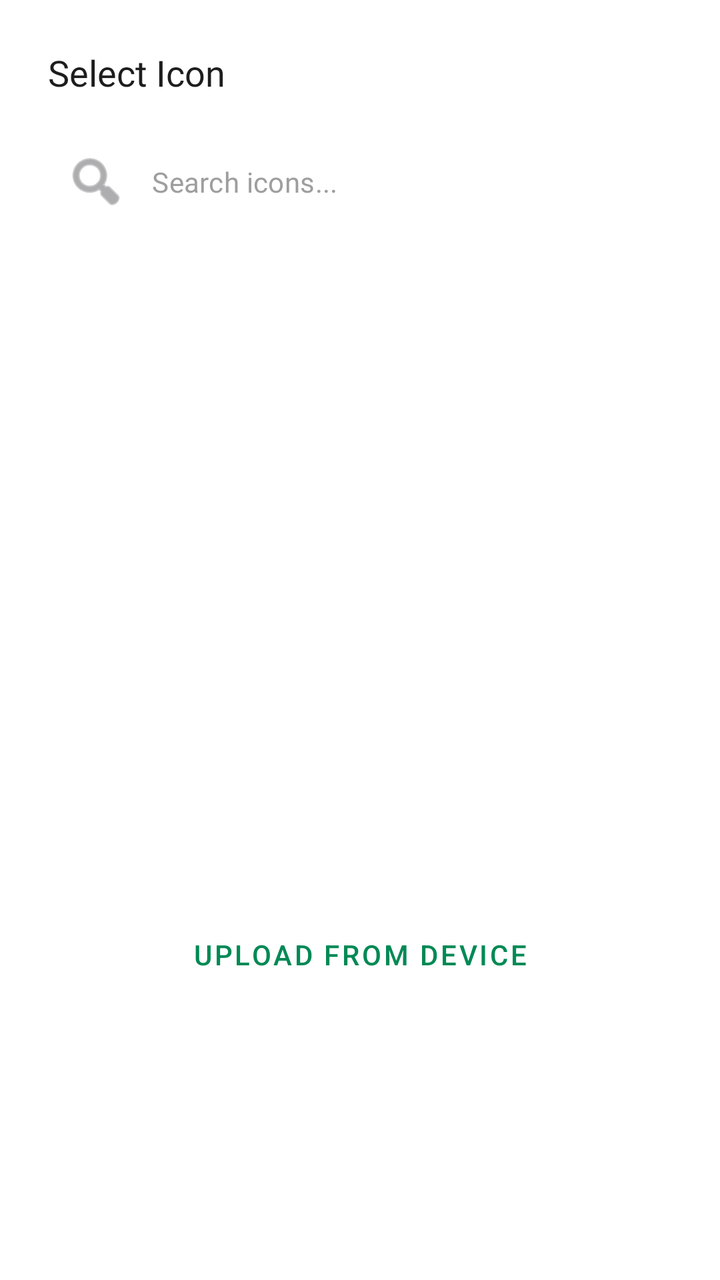
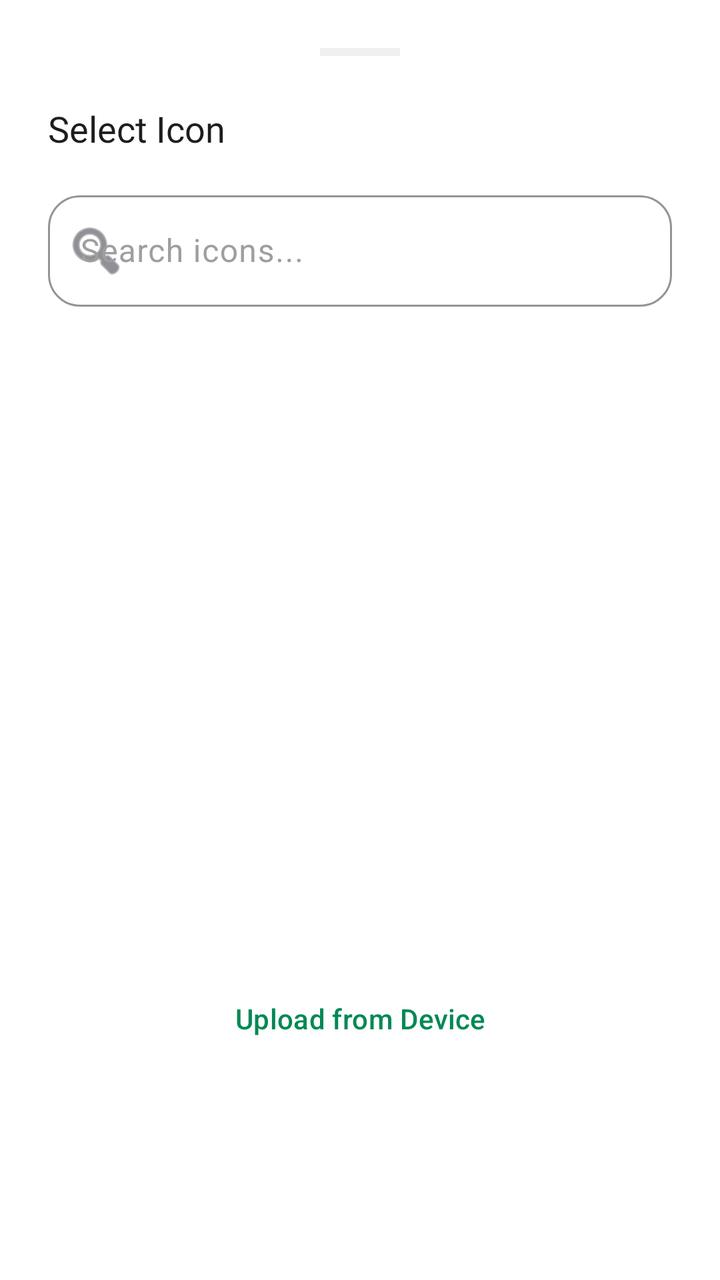

The first picture is an Android layout as it rendered before a commit; the second is the same layout after the commit. The layout source and the unified diff follow.
<!-- AndroidManifest.xml: application theme Theme.Carti -->
<!-- res/layout/dialog_icon_picker.xml -->
<?xml version="1.0" encoding="utf-8"?>
<androidx.constraintlayout.widget.ConstraintLayout xmlns:android="http://schemas.android.com/apk/res/android"
    xmlns:app="http://schemas.android.com/apk/res-auto"
    xmlns:tools="http://schemas.android.com/tools"
    android:layout_width="match_parent"
    android:layout_height="wrap_content"
    android:background="@drawable/bg_bottom_sheet"
    android:padding="@dimen/spacing_large">

    <TextView
        android:id="@+id/tvTitle"
        style="@style/CartiHeader"
        android:layout_width="wrap_content"
        android:layout_height="wrap_content"
        android:text="@string/label_select_icon"
        android:textSize="@dimen/text_size_header"
        app:layout_constraintStart_toStartOf="parent"
        app:layout_constraintTop_toTopOf="parent" />

    <com.google.android.material.textfield.TextInputLayout
        android:id="@+id/tilSearch"
        style="@style/Widget.MaterialComponents.TextInputLayout.OutlinedBox"
        android:layout_width="match_parent"
        android:layout_height="wrap_content"
        android:layout_marginTop="@dimen/spacing_medium"
        app:boxCornerRadiusBottomEnd="@dimen/radius_medium"
        app:boxCornerRadiusBottomStart="@dimen/radius_medium"
        app:boxCornerRadiusTopEnd="@dimen/radius_medium"
        app:boxCornerRadiusTopStart="@dimen/radius_medium"
        app:hintEnabled="false"
        app:layout_constraintTop_toBottomOf="@id/tvTitle"
        app:startIconDrawable="@android:drawable/ic_menu_search">

        <com.google.android.material.textfield.TextInputEditText
            android:id="@+id/etSearch"
            style="@style/CartiEditText"
            android:layout_width="match_parent"
            android:layout_height="wrap_content"
            android:hint="@string/hint_search_icons"
            android:inputType="text"
            android:textSize="@dimen/text_size_body" />

    </com.google.android.material.textfield.TextInputLayout>

    <androidx.recyclerview.widget.RecyclerView
        android:id="@+id/rvIcons"
        android:layout_width="match_parent"
        android:layout_height="300dp"
        android:layout_marginTop="@dimen/spacing_medium"
        app:layout_constraintTop_toBottomOf="@id/tilSearch"
        tools:listitem="@layout/item_icon_choice" />

    <com.google.android.material.button.MaterialButton
        android:id="@+id/btnUploadCustom"
        style="@style/Widget.MaterialComponents.Button.TextButton"
        android:layout_width="match_parent"
        android:layout_height="@dimen/button_height_standard"
        android:layout_marginTop="@dimen/spacing_medium"
        android:text="@string/label_upload_device"
        android:textColor="@color/carti_primary_green"
        app:layout_constraintTop_toBottomOf="@id/rvIcons" />

</androidx.constraintlayout.widget.ConstraintLayout>
<!-- res/layout/item_icon_choice.xml (included above) -->
<?xml version="1.0" encoding="utf-8"?>
<com.google.android.material.card.MaterialCardView xmlns:android="http://schemas.android.com/apk/res/android"
    xmlns:app="http://schemas.android.com/apk/res-auto"
    android:layout_width="wrap_content"
    android:layout_height="wrap_content"
    android:layout_margin="@dimen/spacing_xs"
    android:clickable="true"
    android:focusable="true"
    app:cardBackgroundColor="@android:color/transparent"
    app:cardCornerRadius="@dimen/radius_medium"
    app:cardElevation="0dp"
    app:strokeColor="@color/card_border"
    app:strokeWidth="@dimen/stroke_width_thin">

    <ImageView
        android:id="@+id/ivIcon"
        android:layout_width="@dimen/spacing_xxl"
        android:layout_height="@dimen/spacing_xxl"
        android:padding="@dimen/radius_medium"
        android:scaleType="centerInside"
        android:contentDescription="@null"
        app:tint="@color/text_secondary" />

</com.google.android.material.card.MaterialCardView>
<!-- resources referenced by this layout -->
<resources>
  <color name="card_border">#F0F0F0</color>
  <color name="carti_primary_green">#008955</color>
  <color name="text_secondary">#757575</color>
  <dimen name="button_height_standard">56dp</dimen>
  <dimen name="radius_medium">12dp</dimen>
  <dimen name="spacing_large">24dp</dimen>
  <dimen name="spacing_medium">16dp</dimen>
  <dimen name="spacing_xs">4dp</dimen>
  <dimen name="spacing_xxl">48dp</dimen>
  <dimen name="stroke_width_thin">1dp</dimen>
  <dimen name="text_size_body">14sp</dimen>
  <dimen name="text_size_header">18sp</dimen>
  <!-- drawable bg_bottom_sheet (drawable) -->
  <?xml version="1.0" encoding="utf-8"?>
  <shape xmlns:android="http://schemas.android.com/apk/res/android"
      android:shape="rectangle">
      <solid android:color="@color/white" />
      <corners
          android:topLeftRadius="24dp"
          android:topRightRadius="24dp" />
  </shape>
  <string name="hint_search_icons">Search icons...</string>
  <string name="label_select_icon">Select Icon</string>
  <string name="label_upload_device">Upload from Device</string>
  <style name="CartiEditText">
          <item name="android:layout_height">@dimen/input_height_standard</item>
          <item name="android:paddingHorizontal">@dimen/spacing_medium</item>
          <item name="android:background">@android:color/transparent</item>
          <item name="android:fontFamily">@font/plus_jakarta_sans_medium</item>
          <item name="android:textColor">@color/text_primary</item>
          <item name="android:textColorHint">@color/text_tertiary</item>
          <item name="android:textSize">@dimen/text_size_body_large</item>
      </style>
  <style name="CartiHeader">
          <item name="android:fontFamily">@font/plus_jakarta_sans_bold</item>
          <item name="android:textColor">@color/text_primary</item>
          <item name="android:textSize">@dimen/text_size_header</item>
      </style>
  <style name="Theme.Carti" parent="Base.Theme.Carti" />
  <color name="white">#FFFFFFFF</color>
  <dimen name="input_height_standard">52dp</dimen>
  <color name="text_primary">#1D1D1D</color>
  <color name="text_tertiary">#9E9E9E</color>
  <dimen name="text_size_body_large">15sp</dimen>
  <style name="Base.Theme.Carti" parent="Theme.Material3.DayNight.NoActionBar">
          <item name="colorPrimary">@color/carti_primary_green</item>
          <item name="android:windowBackground">@color/white</item>
          <item name="android:statusBarColor">@color/white</item>
          <item name="android:windowLightStatusBar" tools:targetApi="m">true</item>
          <item name="android:navigationBarColor">@color/white</item>
      </style>
</resources>

<!-- the commit's change to res/layout/dialog_icon_picker.xml (unified diff, before → after) -->
@@ -1,44 +1,41 @@
 <?xml version="1.0" encoding="utf-8"?>
-<androidx.constraintlayout.widget.ConstraintLayout xmlns:android="http://schemas.android.com/apk/res/android"
+<LinearLayout xmlns:android="http://schemas.android.com/apk/res/android"
     xmlns:app="http://schemas.android.com/apk/res-auto"
     xmlns:tools="http://schemas.android.com/tools"
     android:layout_width="match_parent"
     android:layout_height="wrap_content"
-    android:background="@drawable/bg_bottom_sheet"
+    android:background="@drawable/bg_bottom_sheet_white"
+    android:orientation="vertical"
     android:padding="@dimen/spacing_large">
+
+    <View
+        android:layout_width="@dimen/handle_width"
+        android:layout_height="@dimen/handle_height"
+        android:layout_gravity="center_horizontal"
+        android:layout_marginBottom="@dimen/spacing_large"
+        android:background="@color/border_subtle" />
 
     <TextView
         android:id="@+id/tvTitle"
         style="@style/CartiHeader"
         android:layout_width="wrap_content"
         android:layout_height="wrap_content"
-        android:text="@string/label_select_icon"
-        android:textSize="@dimen/text_size_header"
-        app:layout_constraintStart_toStartOf="parent"
-        app:layout_constraintTop_toTopOf="parent" />
+        android:text="@string/label_select_icon" />
 
     <com.google.android.material.textfield.TextInputLayout
         android:id="@+id/tilSearch"
-        style="@style/Widget.MaterialComponents.TextInputLayout.OutlinedBox"
+        style="@style/CartiInputLayout"
         android:layout_width="match_parent"
         android:layout_height="wrap_content"
         android:layout_marginTop="@dimen/spacing_medium"
-        app:boxCornerRadiusBottomEnd="@dimen/radius_medium"
-        app:boxCornerRadiusBottomStart="@dimen/radius_medium"
-        app:boxCornerRadiusTopEnd="@dimen/radius_medium"
-        app:boxCornerRadiusTopStart="@dimen/radius_medium"
-        app:hintEnabled="false"
-        app:layout_constraintTop_toBottomOf="@id/tvTitle"
         app:startIconDrawable="@android:drawable/ic_menu_search">
 
         <com.google.android.material.textfield.TextInputEditText
             android:id="@+id/etSearch"
-            style="@style/CartiEditText"
             android:layout_width="match_parent"
             android:layout_height="wrap_content"
             android:hint="@string/hint_search_icons"
-            android:inputType="text"
-            android:textSize="@dimen/text_size_body" />
+            android:inputType="text" />
 
     </com.google.android.material.textfield.TextInputLayout>
 
@@ -47,20 +44,18 @@
         android:layout_width="match_parent"
         android:layout_height="300dp"
         android:layout_marginTop="@dimen/spacing_medium"
-        app:layout_constraintTop_toBottomOf="@id/tilSearch"
         tools:listitem="@layout/item_icon_choice" />
 
     <com.google.android.material.button.MaterialButton
         android:id="@+id/btnUploadCustom"
-        style="@style/Widget.MaterialComponents.Button.TextButton"
+        style="@style/Widget.Material3.Button.TextButton"
         android:layout_width="match_parent"
-        android:layout_height="@dimen/button_height_standard"
+        android:layout_height="wrap_content"
         android:layout_marginTop="@dimen/spacing_medium"
         android:text="@string/label_upload_device"
-        android:textColor="@color/carti_primary_green"
-        app:layout_constraintTop_toBottomOf="@id/rvIcons" />
+        android:textColor="@color/carti_primary_green" />
 
-</androidx.constraintlayout.widget.ConstraintLayout>
+</LinearLayout>
 <!-- res/layout/item_icon_choice.xml (included above) -->
 <?xml version="1.0" encoding="utf-8"?>
 <com.google.android.material.card.MaterialCardView xmlns:android="http://schemas.android.com/apk/res/android"
<!-- resource entries referenced after the edit -->
@@ -1,49 +1,51 @@
 <!-- resources referenced by this layout -->
 <resources>
+  <color name="border_subtle">#F0F0F0</color>
   <color name="card_border">#F0F0F0</color>
   <color name="carti_primary_green">#008955</color>
   <color name="text_secondary">#757575</color>
-  <dimen name="button_height_standard">56dp</dimen>
+  <dimen name="handle_height">4dp</dimen>
+  <dimen name="handle_width">40dp</dimen>
   <dimen name="radius_medium">12dp</dimen>
   <dimen name="spacing_large">24dp</dimen>
   <dimen name="spacing_medium">16dp</dimen>
   <dimen name="spacing_xs">4dp</dimen>
   <dimen name="spacing_xxl">48dp</dimen>
   <dimen name="stroke_width_thin">1dp</dimen>
-  <dimen name="text_size_body">14sp</dimen>
-  <dimen name="text_size_header">18sp</dimen>
-  <!-- drawable bg_bottom_sheet (drawable) -->
+  <!-- drawable bg_bottom_sheet_white (drawable) -->
   <?xml version="1.0" encoding="utf-8"?>
-  <shape xmlns:android="http://schemas.android.com/apk/res/android"
-      android:shape="rectangle">
+  <shape xmlns:android="http://schemas.android.com/apk/res/android">
       <solid android:color="@color/white" />
       <corners
-          android:topLeftRadius="24dp"
-          android:topRightRadius="24dp" />
+          android:topLeftRadius="@dimen/radius_large"
+          android:topRightRadius="@dimen/radius_large" />
   </shape>
+  <dimen name="text_size_header">18sp</dimen>
+  <style name="ShapeAppearance.Carti.Medium" parent="ShapeAppearance.Material3.Corner.Medium">
+          <item name="cornerSize">@dimen/card_corner_radius</item>
+      </style>
   <string name="hint_search_icons">Search icons...</string>
   <string name="label_select_icon">Select Icon</string>
   <string name="label_upload_device">Upload from Device</string>
-  <style name="CartiEditText">
-          <item name="android:layout_height">@dimen/input_height_standard</item>
-          <item name="android:paddingHorizontal">@dimen/spacing_medium</item>
-          <item name="android:background">@android:color/transparent</item>
-          <item name="android:fontFamily">@font/plus_jakarta_sans_medium</item>
-          <item name="android:textColor">@color/text_primary</item>
-          <item name="android:textColorHint">@color/text_tertiary</item>
-          <item name="android:textSize">@dimen/text_size_body_large</item>
-      </style>
   <style name="CartiHeader">
           <item name="android:fontFamily">@font/plus_jakarta_sans_bold</item>
           <item name="android:textColor">@color/text_primary</item>
           <item name="android:textSize">@dimen/text_size_header</item>
       </style>
+  <style name="CartiInputLayout" parent="Widget.Material3.TextInputLayout.OutlinedBox">
+          <item name="shapeAppearance">@style/ShapeAppearance.Carti.Medium</item>
+          <item name="boxStrokeColor">@color/carti_primary_green</item>
+          <item name="hintTextColor">@color/carti_primary_green</item>
+          <item name="android:textColorHint">@color/text_tertiary</item>
+          <item name="boxStrokeWidth">1dp</item>
+          <item name="boxStrokeWidthFocused">2dp</item>
+          <item name="boxBackgroundColor">@color/white</item>
+      </style>
   <style name="Theme.Carti" parent="Base.Theme.Carti" />
   <color name="white">#FFFFFFFF</color>
-  <dimen name="input_height_standard">52dp</dimen>
+  <dimen name="radius_large">16dp</dimen>
   <color name="text_primary">#1D1D1D</color>
   <color name="text_tertiary">#9E9E9E</color>
-  <dimen name="text_size_body_large">15sp</dimen>
   <style name="Base.Theme.Carti" parent="Theme.Material3.DayNight.NoActionBar">
           <item name="colorPrimary">@color/carti_primary_green</item>
           <item name="android:windowBackground">@color/white</item>
@@ -51,5 +53,6 @@
           <item name="android:windowLightStatusBar" tools:targetApi="m">true</item>
           <item name="android:navigationBarColor">@color/white</item>
       </style>
+  <dimen name="card_corner_radius">16dp</dimen>
 </resources>
 
